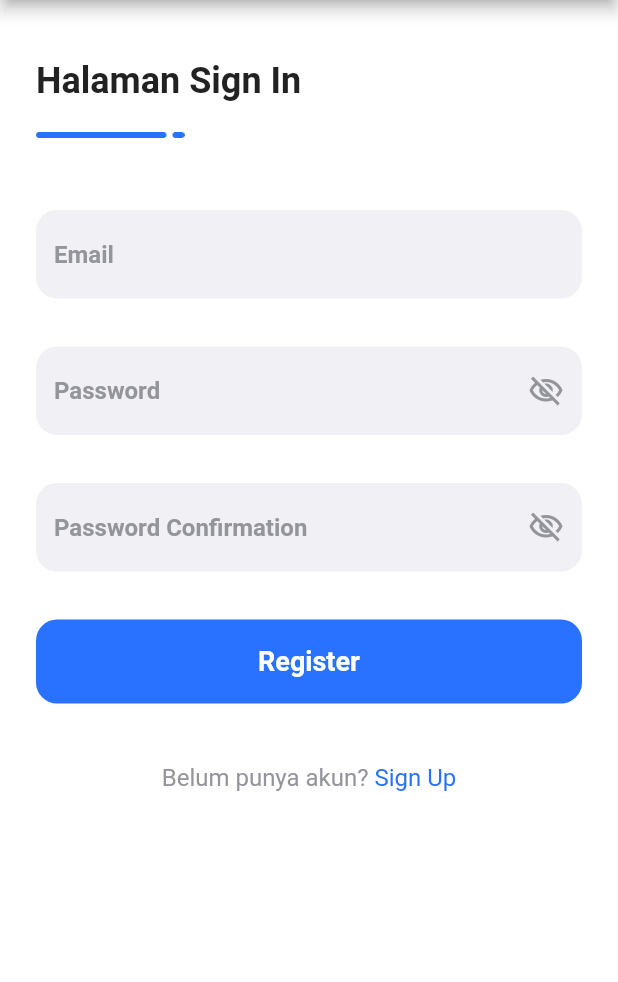
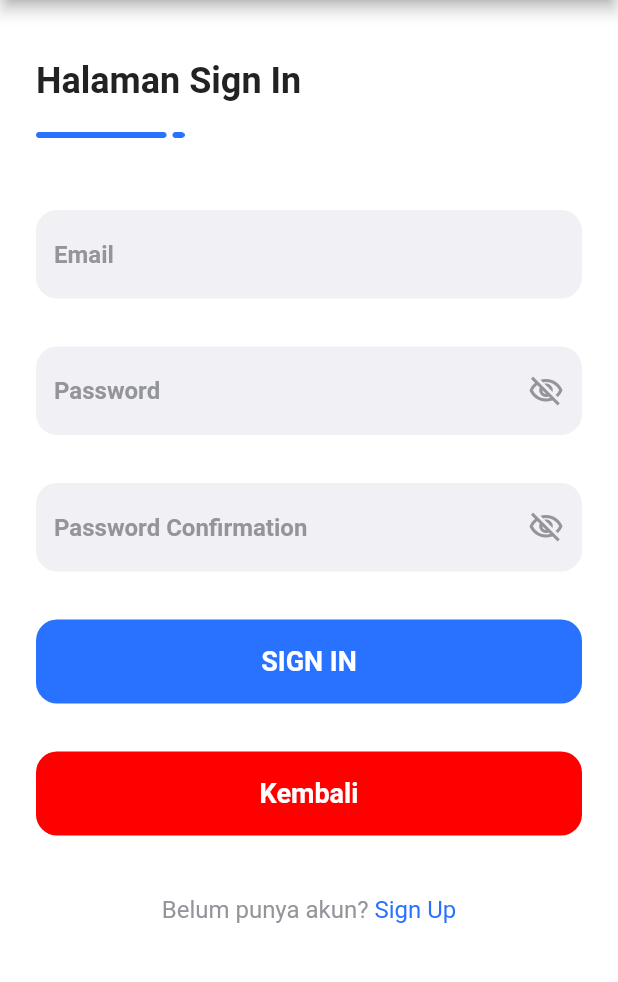
Before and after one commit to PBP-A07/pedulilindungi2-mobile-app, a Flutter app: the SigninPage screen opened directly, on a phone screen of 412 x 824 dp, the part 84-1066 px from its top. Run offline on Flutter 3.47's test engine with Material 2 defaults, Android fonts, the light colour scheme and no system bars.

Commit message:
Refine UI and add Kembali Button, add dependency for login purpose

```diff
--- a/account/lib/screens/sign_in.dart
+++ b/account/lib/screens/sign_in.dart
@@ -1,3 +1,6 @@
+// Referensi: https://github.com/whisnuys/simple-login-page
+
+import 'package:account/screens/sign_up.dart';
 import 'package:flutter/material.dart';
 import '../widgets/primary_button.dart';
 import '../theme.dart';
@@ -141,8 +144,22 @@ class _SigninPageState extends State<SigninPage> {
               ),
               CustomPrimaryButton(
                 buttonColor: primaryBlue,
-                textValue: 'Register',
+                textValue: 'SIGN IN',
                 textColor: Colors.white,
+                isKembali: false,
+                isSignIn: true,
+                isSignUp: false,
+              ),
+              const SizedBox(
+                height: 32,
+              ),
+              CustomPrimaryButton(
+                buttonColor: secondaryRed,
+                textValue: 'Kembali',
+                textColor: Colors.white,
+                isKembali: true,
+                isSignIn: false,
+                isSignUp: false,
               ),
               const SizedBox(
                 height: 40,
@@ -156,8 +173,11 @@ class _SigninPageState extends State<SigninPage> {
                   ),
                   GestureDetector(
                     onTap: () {
-                      Navigator.pop(
+                      Navigator.pushReplacement(
                         context,
+                        MaterialPageRoute(
+                            builder: (context) =>
+                                const SignupPage(title: "PeduliLindungi2.0")),
                       );
                     },
                     child: Text(
--- a/account/lib/widgets/primary_button.dart
+++ b/account/lib/widgets/primary_button.dart
@@ -7,11 +7,19 @@ class CustomPrimaryButton extends StatelessWidget {
   final Color buttonColor;
   final String textValue;
   final Color textColor;
+  final bool isKembali;
+  final bool isSignUp;
+  final bool isSignIn;
 
-  CustomPrimaryButton(
-      {required this.buttonColor,
+  const CustomPrimaryButton(
+      {Key? key,
+      required this.buttonColor,
       required this.textValue,
-      required this.textColor});
+      required this.textColor,
+      required this.isKembali,
+      required this.isSignUp,
+      required this.isSignIn})
+      : super(key: key);
 
   @override
   Widget build(BuildContext context) {
@@ -27,7 +35,16 @@ class CustomPrimaryButton extends StatelessWidget {
         child: Material(
           color: Colors.transparent,
           child: InkWell(
-            onTap: () {},
+            onTap: () {
+              // if (isKembali) {
+              //   Navigator.pushReplacement(
+              //     context,MaterialPageRoute(
+              //               builder: (context) =>
+              //                   const (title: "PeduliLindungi2.0")), // Ini mestinya balik ke homepage lagi
+              //         );
+              //   );
+              // }
+            },
             borderRadius: BorderRadius.circular(14.0),
             child: Center(
               child: Text(
--- a/pubspec.yaml
+++ b/pubspec.yaml
@@ -46,6 +46,8 @@ dependencies:
   # Use with the CupertinoIcons class for iOS style icons.
   cupertino_icons: ^1.0.2
   http: ^0.13.4
+  provider: ^6.0.1
+  shared_preferences: ^2.0.11
 
 dev_dependencies:
   flutter_test:
```
Also changed, not shown: account/lib/screens/sign_up.dart (+18 -2 lines), pubspec.lock.
